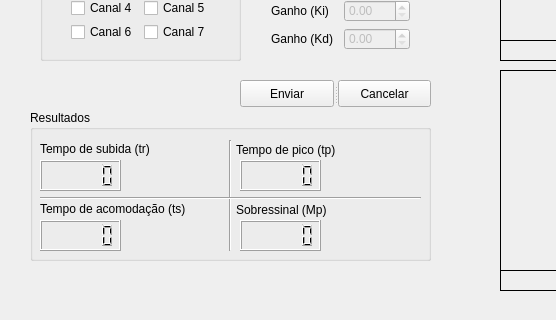
The window that LabControle1/mainwindow.ui (marciojunior159/Projects) describes before a commit, drawn with Qt 5; both pictures show x 0 to 556 and y 380 to 700 of the 1200 by 700 pixel window.
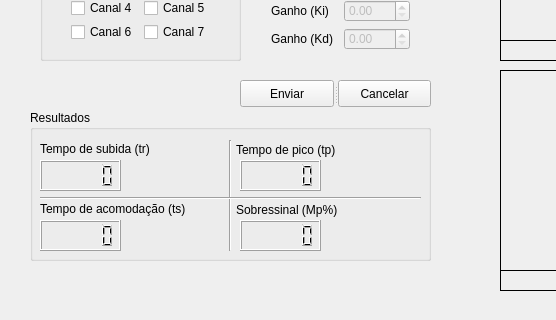
The same window after the commit. Custom widgets are drawn as their Qt base class.

```diff
--- a/LabControle1/mainwindow.ui
+++ b/LabControle1/mainwindow.ui
@@ -773,7 +773,7 @@
       </rect>
      </property>
      <property name="text">
-      <string>Sobressinal (Mp)</string>
+      <string>Sobressinal (Mp%)</string>
      </property>
     </widget>
     <widget class="Line" name="line">
```
Left out of the diff: 3 changed lines with no effect on the pictures.
